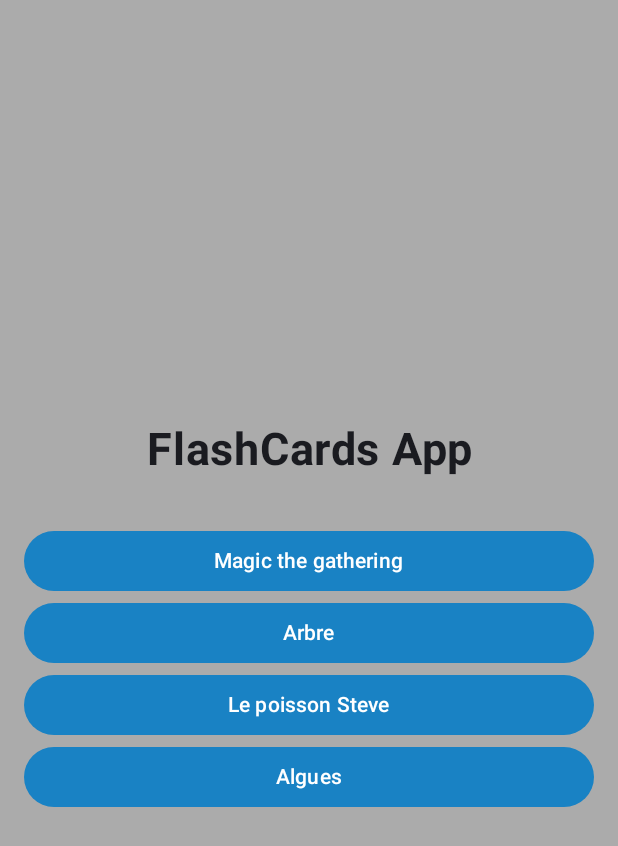
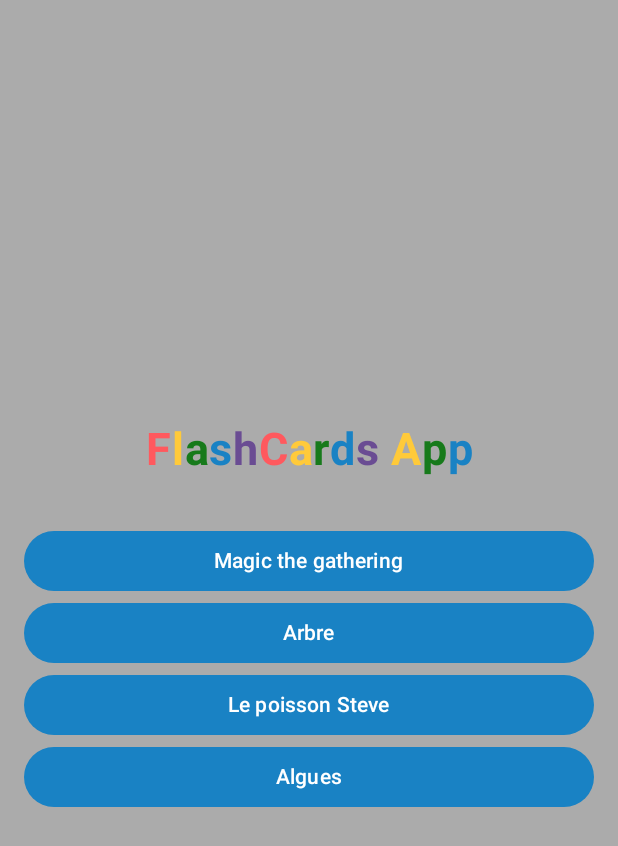
Before and after one commit to touama-richard/Android-Tp-Flashcards, an Android app built with Jetpack Compose: the screen it shows after launch (MainActivity), on a phone screen of 412 x 824 dp. Shown: the top 846 px of the screen. Run offline under Robolectric (Android 15) with nearby library versions, the phone set to English and light mode, and no system bars.

Commit message:
ajout TITRE STYLE

```diff
--- a/TP - Flashcards/app/src/main/java/com/example/tp_flashcard/AppNavHost.kt
+++ b/TP - Flashcards/app/src/main/java/com/example/tp_flashcard/AppNavHost.kt
@@ -20,8 +20,11 @@
 import androidx.compose.ui.Alignment
 import androidx.compose.ui.Modifier
 import androidx.compose.ui.graphics.Color
+import androidx.compose.ui.text.SpanStyle
+import androidx.compose.ui.text.buildAnnotatedString
 import androidx.compose.ui.text.font.FontWeight
 import androidx.compose.ui.text.style.TextAlign
+import androidx.compose.ui.text.withStyle
 import androidx.compose.ui.unit.dp
 import androidx.compose.ui.unit.sp
 import androidx.navigation.compose.NavHost
@@ -30,7 +33,10 @@
 import com.example.tp_flashcard.model.FlashCardCategory
 import com.example.tp_flashcard.ui.theme.Blue
 import com.example.tp_flashcard.ui.theme.Gray
+import com.example.tp_flashcard.ui.theme.Red
 import com.example.tp_flashcard.ui.theme.Green
+import com.example.tp_flashcard.ui.theme.Purple
+import com.example.tp_flashcard.ui.theme.Yellow
 
 @Composable
 fun AppNavHost ( homeViewModel : HomeViewModel, flashcardViewModel : FlashcardViewModel ) {
@@ -73,7 +79,13 @@
 
     ) {
         Text(
-            "FlashCards App",
+            buildAnnotatedString {
+                "FlashCards App".forEachIndexed { index, char ->
+                    withStyle(style = SpanStyle(color = listOf(Red, Yellow, Green, Blue, Purple)[index % 5])) {
+                        append(char)
+                    }
+                }
+            },
             fontSize = 30.sp,
             fontWeight = FontWeight.Bold,
             textAlign = TextAlign.Center
--- a/TP - Flashcards/app/src/main/java/com/example/tp_flashcard/ui/theme/Color.kt
+++ b/TP - Flashcards/app/src/main/java/com/example/tp_flashcard/ui/theme/Color.kt
@@ -12,8 +12,7 @@
 
 val Red = Color(0xFFFF595E)
 val Yellow = Color(0xFFFFCA3A)
-val Green = Color(0xFF8AC926)
+val Green = Color(0xFF177a1b)
 val Blue = Color(0xFF1982C4)
 val Purple = Color(0xFF6A4C93)
-
 val Gray = Color(0xFFababab)
```
